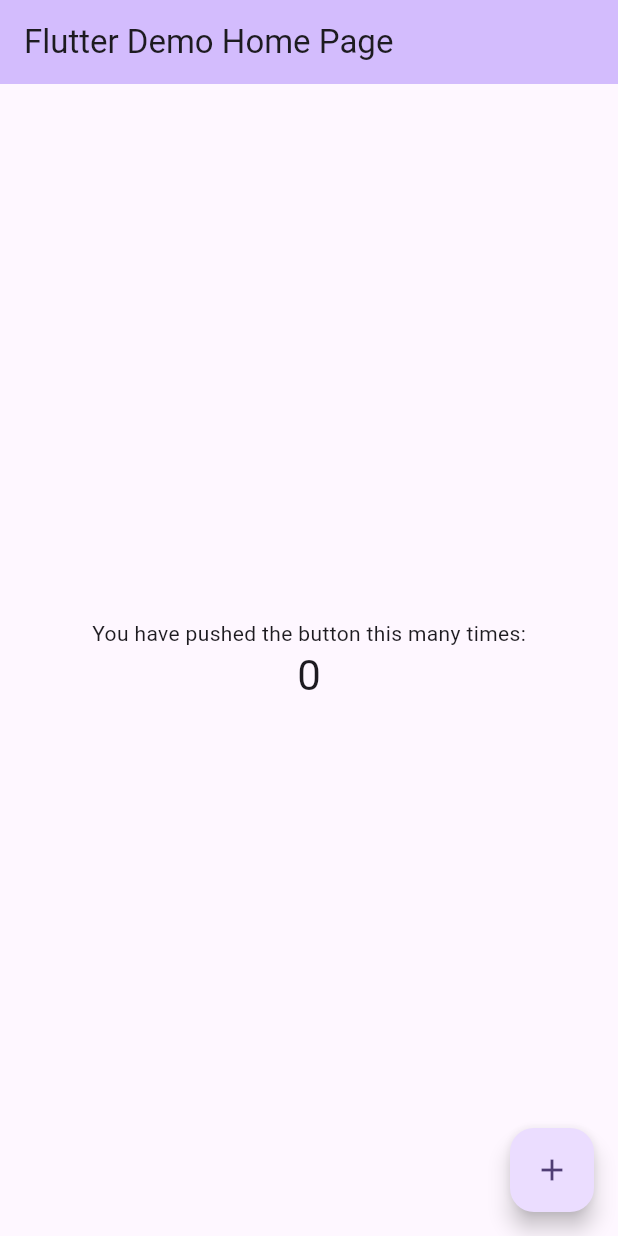
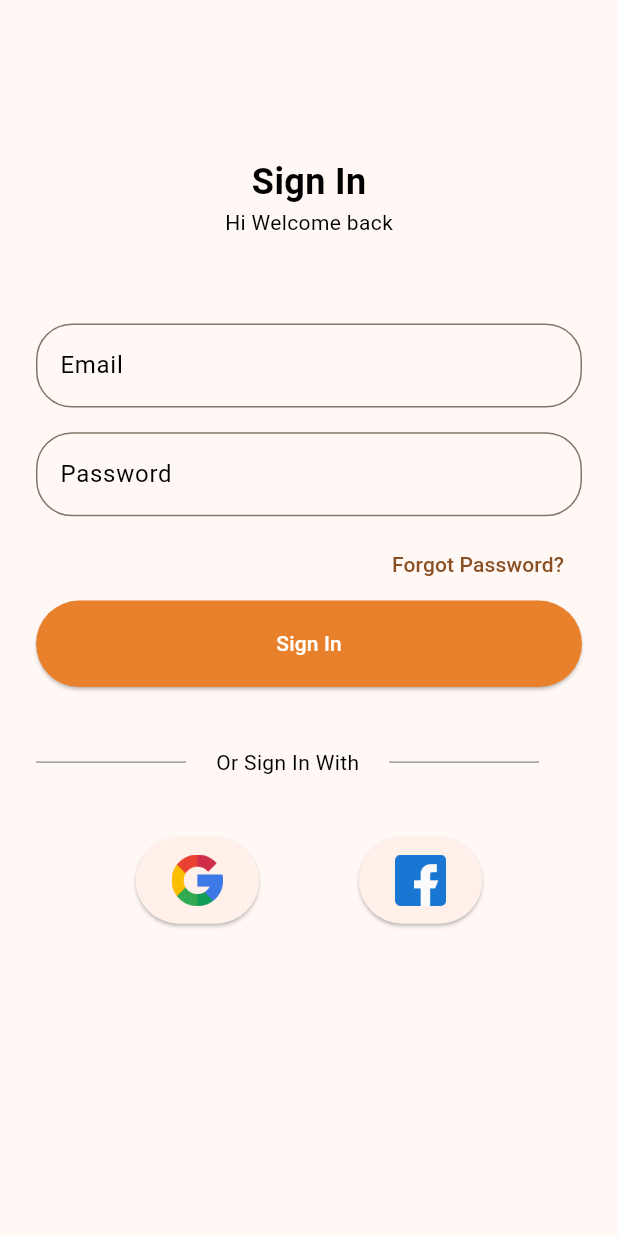
Before and after one commit to AhmedSamir25/fashions_town, a Flutter app: the screen it shows after launch, on a phone screen of 412 x 824 dp. Run offline on Flutter 3.47's test engine with Material 3 defaults, Android fonts, the light colour scheme and no system bars.

Commit message:
create sign in screen

```diff
--- /dev/null
+++ b/lib/core/theme/colors.dart
@@ -0,0 +1,4 @@
+import 'package:flutter/material.dart';
+
+const textColor =  Color.fromRGBO(0, 0, 0, 1);
+const appColor =  Color.fromRGBO(233, 129, 44, 1);
--- /dev/null
+++ b/lib/core/theme/text_style.dart
@@ -0,0 +1,15 @@
+import 'package:fashionstown/core/theme/colors.dart';
+import 'package:flutter/material.dart';
+
+abstract class TextStyles {
+     static TextStyle textStyle24 = const TextStyle(
+    fontSize: 24,
+    fontWeight: FontWeight.w600,
+    color: textColor,
+  );
+    static TextStyle textStyle14 = const TextStyle(
+    fontSize: 14,
+    fontWeight: FontWeight.w400,
+    color: textColor,
+  );
+}
--- /dev/null
+++ b/lib/features/auth/presentation/view/sign_in_view.dart
@@ -0,0 +1,13 @@
+import 'package:fashionstown/features/auth/presentation/view/widgets/sign_in_view_body.dart';
+import 'package:flutter/material.dart';
+
+class SignInView extends StatelessWidget {
+  const SignInView({super.key});
+
+  @override
+  Widget build(BuildContext context) {
+    return const Scaffold(
+      body: SignInViewBody(),
+    );
+  }
+}
--- /dev/null
+++ b/lib/features/auth/presentation/view/widgets/custom_sign_button.dart
@@ -0,0 +1,20 @@
+import 'package:fashionstown/core/theme/colors.dart';
+import 'package:flutter/material.dart';
+
+class CustomSignButton extends StatelessWidget {
+  const CustomSignButton({super.key, required this.textButton, required this.heightButton, required this.widthButton,});
+final String textButton;
+final double heightButton;
+final double widthButton;
+  @override
+  Widget build(BuildContext context) {
+    return ElevatedButton(onPressed: (){},
+
+    style: ButtonStyle(
+      fixedSize: MaterialStatePropertyAll(Size(widthButton, heightButton),),
+      backgroundColor: const MaterialStatePropertyAll(appColor)
+    ),
+     child: Text(textButton,style:const TextStyle(color: Colors.white),)
+     );
+  }
+}
--- /dev/null
+++ b/lib/features/auth/presentation/view/widgets/custom_text_field.dart
@@ -0,0 +1,26 @@
+import 'package:fashionstown/core/theme/colors.dart';
+import 'package:flutter/material.dart';
+
+class CustomTextField extends StatelessWidget {
+  const CustomTextField({super.key, required this.labelText, required this.keyboardType});
+  final String labelText;
+  final TextInputType keyboardType;
+  @override
+  Widget build(BuildContext context) {
+    return  TextField(
+      cursorColor: appColor,
+      decoration: InputDecoration(
+        label: Text(labelText),
+        labelStyle:const TextStyle(color: textColor),
+        border: OutlineInputBorder(
+          borderRadius: BorderRadius.circular(24),
+        ),
+        focusedBorder: const OutlineInputBorder(
+           borderRadius: BorderRadius.all(Radius.circular(24)),
+          borderSide: BorderSide(color: appColor,),
+        )
+      ),
+      keyboardType: keyboardType,
+    );
+  }
+}
--- /dev/null
+++ b/lib/features/auth/presentation/view/widgets/divider.dart
@@ -0,0 +1,32 @@
+import 'package:fashionstown/core/theme/text_style.dart';
+import 'package:flutter/material.dart';
+
+class  DividerWidget extends StatelessWidget {
+  const  DividerWidget({super.key, required this.textDivider});
+final String textDivider;
+  @override
+  Widget build(BuildContext context) {
+    return Row(
+      children: [
+        const SizedBox(
+          width: 100,
+          child:   Divider(
+            color: Colors.grey,
+            height: 100,
+          ),
+        ),
+        const SizedBox(width: 20,),
+        Text(textDivider,style: TextStyles.textStyle14,),
+        const SizedBox(width: 20,),
+        const SizedBox(
+          width: 100,
+          child:   Divider(
+            color: Colors.grey,
+            height: 100,
+
+          ),
+        ),
+      ],
+    );
+  }
+}
--- /dev/null
+++ b/lib/features/auth/presentation/view/widgets/header_body_text.dart
@@ -0,0 +1,25 @@
+import 'package:fashionstown/core/theme/text_style.dart';
+import 'package:flutter/material.dart';
+
+class HeaderBodyText extends StatelessWidget {
+  const HeaderBodyText({
+    required this.textHeader,
+    required this.textBody,
+    Key? key,
+  }) : super(key: key);
+
+  final String textHeader;
+  final String textBody;
+
+  @override
+  Widget build(BuildContext context) {
+    return Center(
+      child: Column(
+        children: [
+          Text(textHeader,style: TextStyles.textStyle24,),
+          Text(textBody,style: TextStyles.textStyle14,)
+        ],
+      ),
+    );
+  }
+}
--- /dev/null
+++ b/lib/features/auth/presentation/view/widgets/sign_in_view_body.dart
@@ -0,0 +1,48 @@
+import 'package:fashionstown/features/auth/presentation/view/widgets/custom_sign_button.dart';
+import 'package:fashionstown/features/auth/presentation/view/widgets/header_body_text.dart';
+import 'package:flutter/material.dart';
+import 'custom_text_field.dart';
+import 'divider.dart';
+import 'social_media_auth.dart';
+
+
+
+class SignInViewBody extends StatelessWidget {
+  const SignInViewBody({super.key});
+
+  @override
+  Widget build(BuildContext context) {
+    double heightMedia = MediaQuery.of(context).size.height;
+     double widthMedia = MediaQuery.of(context).size.width;
+    return  Padding(
+      padding:const  EdgeInsets.only(top:104,left: 24,right: 24),
+      child:  ListView(
+        children: [
+          const HeaderBodyText(
+            textHeader: 'Sign In',
+            textBody: 'Hi Welcome back',
+          ),
+         SizedBox(height: heightMedia * 0.07,),
+         const CustomTextField(labelText: 'Email',keyboardType: TextInputType.emailAddress),
+         SizedBox(height: heightMedia * 0.02,),
+          const CustomTextField(labelText: 'Password',keyboardType: TextInputType.visiblePassword,),
+          SizedBox(height: heightMedia * 0.01,),
+          Align(
+            alignment: Alignment.topRight,
+            child: TextButton(onPressed: (){}, child: Text('Forgot Password?'))),
+            CustomSignButton(textButton: 'Sign In',heightButton: heightMedia*0.07, widthButton: widthMedia*0.9,),
+            const DividerWidget(textDivider: 'Or Sign In With',),
+            Row(
+              mainAxisAlignment: MainAxisAlignment.spaceEvenly,
+              children: [
+                SocialAuthButton(socialAuthIcon:'assets/image/google.png' ,heightButton: heightMedia*0.07, widthButton: widthMedia*0.2,),
+                SocialAuthButton(socialAuthIcon:'assets/image/facebook.png' ,heightButton: heightMedia*0.07, widthButton: widthMedia*0.2,),
+              ],
+            ),
+
+
+        ],
+      ),
+    );
+  }
+}
--- /dev/null
+++ b/lib/features/auth/presentation/view/widgets/social_media_auth.dart
@@ -0,0 +1,18 @@
+import 'package:flutter/material.dart';
+
+class SocialAuthButton extends StatelessWidget {
+  const SocialAuthButton({super.key, required this.socialAuthIcon, required this.heightButton, required this.widthButton});
+final String socialAuthIcon;
+final double heightButton;
+final double widthButton;
+  @override
+  Widget build(BuildContext context) {
+    return ElevatedButton(
+      onPressed: (){},
+      style: ButtonStyle(
+      fixedSize: MaterialStatePropertyAll(Size(widthButton, heightButton),),
+    ),
+      child: Image.asset(socialAuthIcon),
+    );
+  }
+}
--- a/lib/main.dart
+++ b/lib/main.dart
@@ -1,110 +1,24 @@
+import 'package:fashionstown/core/theme/colors.dart';
 import 'package:flutter/material.dart';
+import 'features/auth/presentation/view/sign_in_view.dart';
 
 void main() {
-  runApp(const MyApp());
+  runApp(const Fashionstown());
 }
 
-class MyApp extends StatelessWidget {
-  const MyApp({super.key});
+class Fashionstown extends StatelessWidget {
+  const Fashionstown({super.key});
 
   // This widget is the root of your application.
   @override
   Widget build(BuildContext context) {
     return MaterialApp(
-      title: 'Flutter Demo',
+      title: 'Fashions Town',
       theme: ThemeData(
-        colorScheme: ColorScheme.fromSeed(seedColor: Colors.deepPurple),
+        colorScheme: ColorScheme.fromSeed(seedColor:appColor),
         useMaterial3: true,
       ),
-      home: const MyHomePage(title: 'Flutter Demo Home Page'),
+      home: const SignInView(),
     );
   }
 }
-
-class MyHomePage extends StatefulWidget {
-  const MyHomePage({super.key, required this.title});
-
-  // This widget is the home page of your application. It is stateful, meaning
-  // that it has a State object (defined below) that contains fields that affect
-  // how it looks.
-
-  // This class is the configuration for the state. It holds the values (in this
-  // case the title) provided by the parent (in this case the App widget) and
-  // used by the build method of the State. Fields in a Widget subclass are
-  // always marked "final".
-
-  final String title;
-
-  @override
-  State<MyHomePage> createState() => _MyHomePageState();
-}
-
-class _MyHomePageState extends State<MyHomePage> {
-  int _counter = 0;
-
-  void _incrementCounter() {
-    setState(() {
-      // This call to setState tells the Flutter framework that something has
-      // changed in this State, which causes it to rerun the build method below
-      // so that the display can reflect the updated values. If we changed
-      // _counter without calling setState(), then the build method would not be
-      // called again, and so nothing would appear to happen.
-      _counter++;
-    });
-  }
-
-  @override
-  Widget build(BuildContext context) {
-    // This method is rerun every time setState is called, for instance as done
-    // by the _incrementCounter method above.
-    //
-    // The Flutter framework has been optimized to make rerunning build methods
-    // fast, so that you can just rebuild anything that needs updating rather
-    // than having to individually change instances of widgets.
-    return Scaffold(
-      appBar: AppBar(
-        // TRY THIS: Try changing the color here to a specific color (to
-        // Colors.amber, perhaps?) and trigger a hot reload to see the AppBar
-        // change color while the other colors stay the same.
-        backgroundColor: Theme.of(context).colorScheme.inversePrimary,
-        // Here we take the value from the MyHomePage object that was created by
-        // the App.build method, and use it to set our appbar title.
-        title: Text(widget.title),
-      ),
-      body: Center(
-        // Center is a layout widget. It takes a single child and positions it
-        // in the middle of the parent.
-        child: Column(
-          // Column is also a layout widget. It takes a list of children and
-          // arranges them vertically. By default, it sizes itself to fit its
-          // children horizontally, and tries to be as tall as its parent.
-          //
-          // Column has various properties to control how it sizes itself and
-          // how it positions its children. Here we use mainAxisAlignment to
-          // center the children vertically; the main axis here is the vertical
-          // axis because Columns are vertical (the cross axis would be
-          // horizontal).
-          //
-          // TRY THIS: Invoke "debug painting" (choose the "Toggle Debug Paint"
-          // action in the IDE, or press "p" in the console), to see the
-          // wireframe for each widget.
-          mainAxisAlignment: MainAxisAlignment.center,
-          children: <Widget>[
-            const Text(
-              'You have pushed the button this many times:',
-            ),
-            Text(
-              '$_counter',
-              style: Theme.of(context).textTheme.headlineMedium,
-            ),
-          ],
-        ),
-      ),
-      floatingActionButton: FloatingActionButton(
-        onPressed: _incrementCounter,
-        tooltip: 'Increment',
-        child: const Icon(Icons.add),
-      ), // This trailing comma makes auto-formatting nicer for build methods.
-    );
-  }
-}
--- a/pubspec.yaml
+++ b/pubspec.yaml
@@ -59,8 +59,8 @@ flutter:
   uses-material-design: true
 
   # To add assets to your application, add an assets section, like this:
-  # assets:
-  #   - images/a_dot_burr.jpeg
+  assets:
+    - assets/image/
   #   - images/a_dot_ham.jpeg
 
   # An image asset can refer to one or more resolution-specific "variants", see
```
Also changed, not shown: assets/image/facebook.png (added), assets/image/google.png (added), lib/features/auth/presentation/view/sign_up_view.dart (added), 1 other file.
